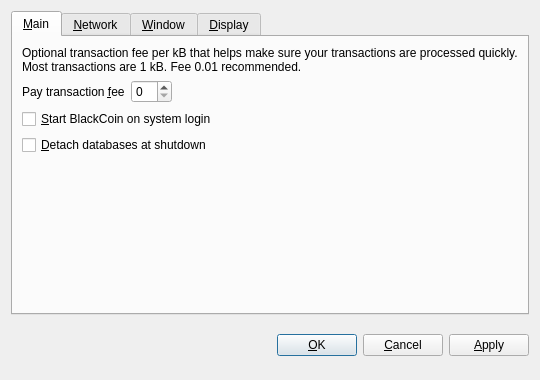
This is src/qt/forms/optionsdialog.ui in Azotroph/sequencecoin as Qt 5 draws it before an edit. The edited form follows.
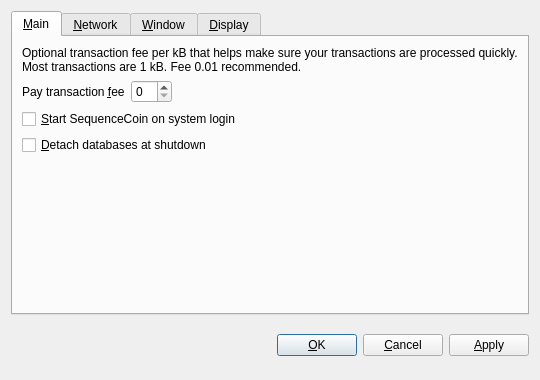
This is the edited form. Custom widgets are drawn as their Qt base class.

The edit to the form file:
```diff
--- a/src/qt/forms/optionsdialog.ui
+++ b/src/qt/forms/optionsdialog.ui
@@ -82,7 +82,7 @@
           <string>Automatically start BlackCoin after logging in to the system.</string>
          </property>
          <property name="text">
-          <string>&amp;Start BlackCoin on system login</string>
+          <string>&amp;Start SequenceCoin on system login</string>
          </property>
         </widget>
        </item>
```
Left out of the diff: 10 changed lines with no effect on the pictures.
